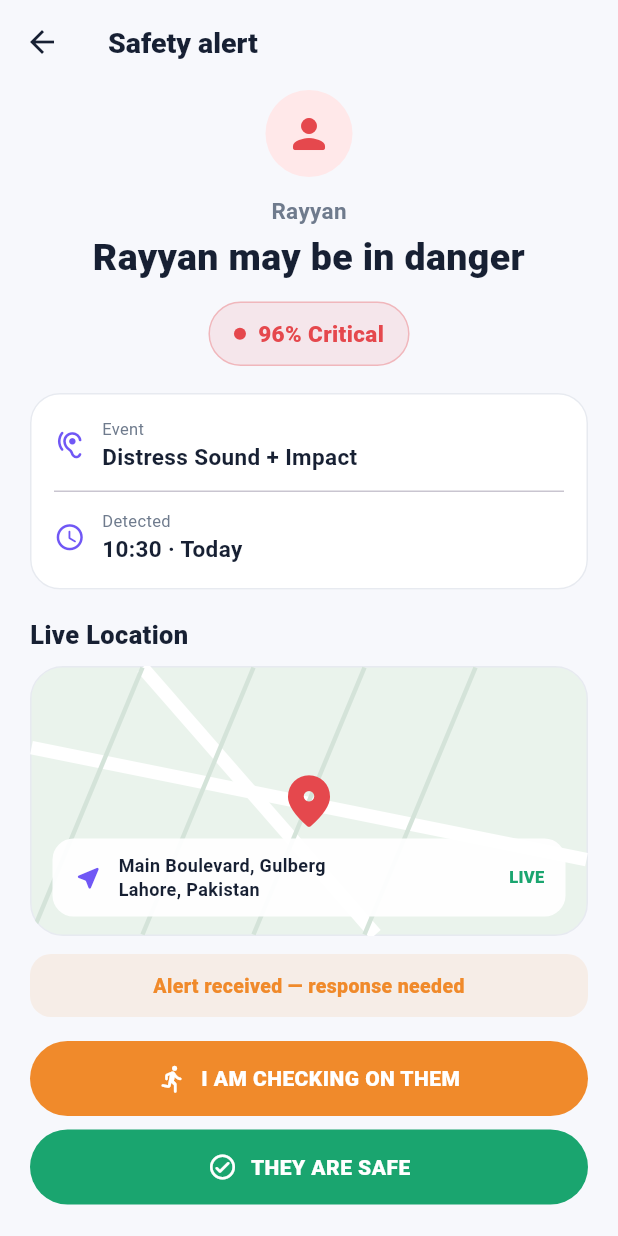
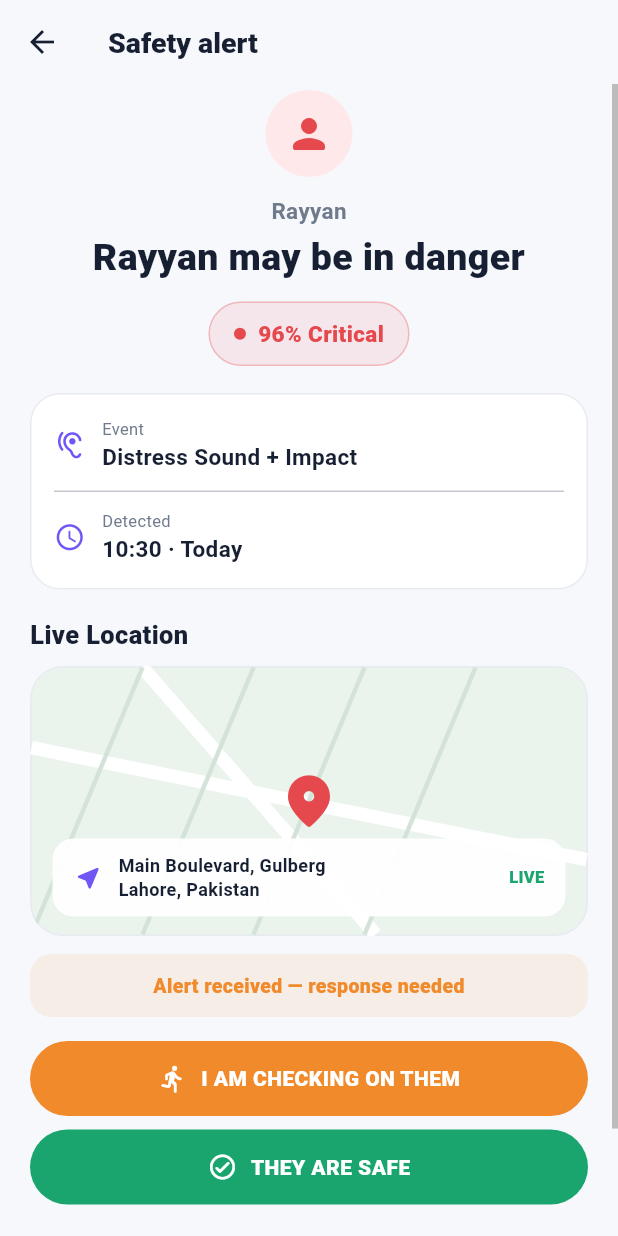
Before and after one commit to rayyanzoffice-ux/SUNO-AI, a Flutter app: the TrustedContactViewScreen screen opened by its route, on a phone screen of 412 x 824 dp. Run offline on Flutter 3.47's test engine with Material 3 defaults, Android fonts, the phone set to English and light mode, and no system bars.

Commit message:
polish: improve monitoring demo button and trusted contact scroll

```diff
--- a/lib/screens/trusted_contact/trusted_contact_view_screen.dart
+++ b/lib/screens/trusted_contact/trusted_contact_view_screen.dart
@@ -33,8 +33,10 @@ class _TrustedContactViewScreenState extends State<TrustedContactViewScreen> {
     return Scaffold(
       appBar: AppBar(title: const Text('Safety alert')),
       body: SafeArea(
+        child: Scrollbar(
+          thumbVisibility: true,
           child: SingleChildScrollView(
-          padding: const EdgeInsets.fromLTRB(20, 4, 20, 24),
+            padding: const EdgeInsets.fromLTRB(20, 4, 20, 48),
             child: Column(
               crossAxisAlignment: CrossAxisAlignment.start,
               children: [
@@ -159,6 +161,7 @@ class _TrustedContactViewScreenState extends State<TrustedContactViewScreen> {
             ),
           ),
         ),
+      ),
     );
   }
 
```
Also changed, not shown: lib/screens/monitoring/monitoring_screen.dart (+12 -2 lines). Lines whose indentation alone changed are shown as unchanged.
